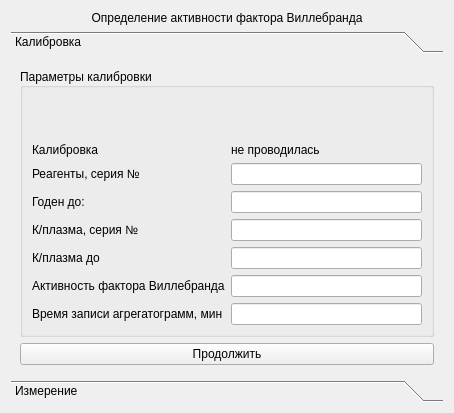
Old version of the form choisedialog/agr2.ui in the repository krang4d/Agrekola.
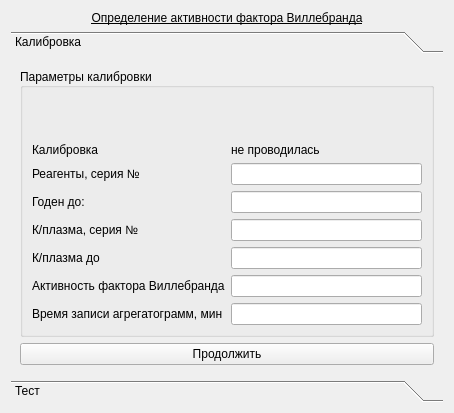
New version of the form. The open tabs and pages were chosen to show the change. Custom widgets are drawn as their Qt base class.

Commit message: rename Измерение -> Тест, add a ComboBox for the types of inductor

What changed in the file:
```diff
--- a/choisedialog/agr2.ui
+++ b/choisedialog/agr2.ui
@@ -17,7 +17,7 @@
    <item>
     <widget class="QLabel" name="label">
      <property name="text">
-      <string>Определение активности фактора Виллебранда</string>
+      <string>&lt;html&gt;&lt;head/&gt;&lt;body&gt;&lt;p&gt;&lt;span style=&quot; text-decoration: underline;&quot;&gt;Определение активности фактора Виллебранда&lt;/span&gt;&lt;/p&gt;&lt;/body&gt;&lt;/html&gt;</string>
      </property>
      <property name="alignment">
       <set>Qt::AlignCenter</set>
@@ -187,7 +187,7 @@
        </rect>
       </property>
       <attribute name="label">
-       <string>Измерение</string>
+       <string>Тест</string>
       </attribute>
      </widget>
     </widget>
```
Left out of the diff: 4 changed lines with no effect on the pictures. The commit also changes 14 other files.
